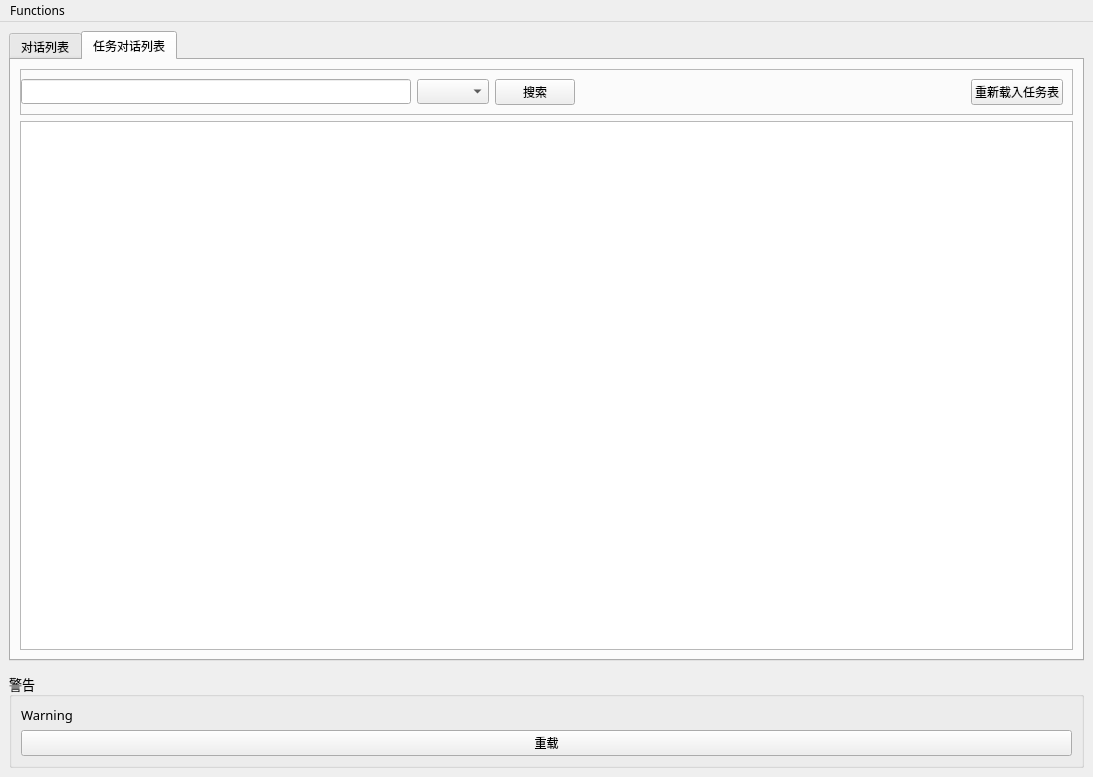
Old version of the form src/mainwindow.ui in the repository hermixy/ploteditor.
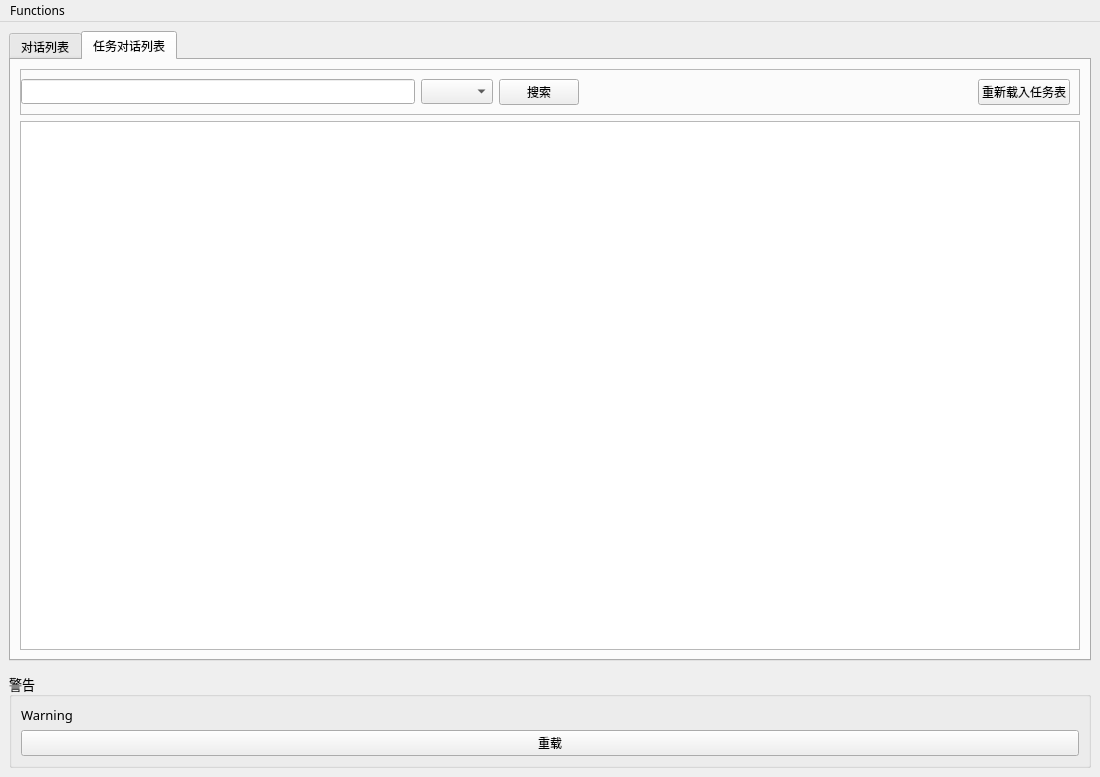
New version of the form.

Patch:
```diff
--- a/src/mainwindow.ui
+++ b/src/mainwindow.ui
@@ -6,7 +6,7 @@
    <rect>
     <x>0</x>
     <y>0</y>
-    <width>1093</width>
+    <width>1100</width>
     <height>777</height>
    </rect>
   </property>
@@ -149,7 +149,13 @@
          </widget>
         </item>
         <item row="1" column="0">
-         <widget class="QTableView" name="missionView"/>
+         <widget class="QTableView" name="missionView">
+          <property name="font">
+           <font>
+            <family>微软雅黑</family>
+           </font>
+          </property>
+         </widget>
         </item>
        </layout>
       </widget>
@@ -214,7 +220,7 @@
     <rect>
      <x>0</x>
      <y>0</y>
-     <width>1093</width>
+     <width>1100</width>
      <height>20</height>
     </rect>
    </property>
```
